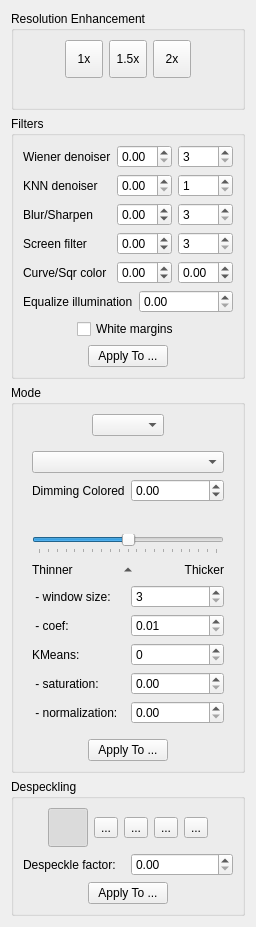
Before: the Qt Designer form src/filters/output/ui/OutputOptionsWidget.ui in ImageProcessing-ElectronicPublications/scantailor-experimental, drawn with Qt 5.
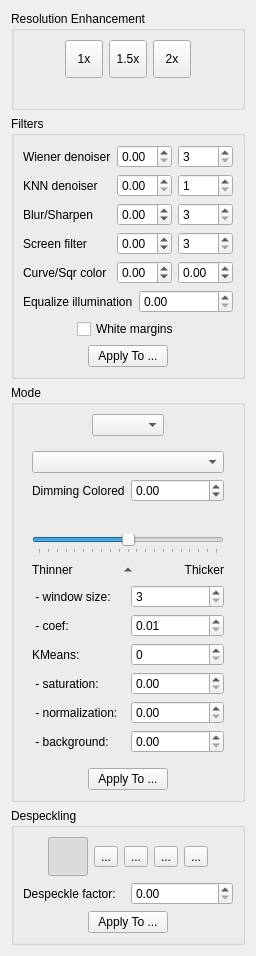
After: the same form once the commit is applied. Icons and pictures are not drawn.

Commit message: 0.2023.08.21: output: kmeans and background

```diff
--- a/src/filters/output/ui/OutputOptionsWidget.ui
+++ b/src/filters/output/ui/OutputOptionsWidget.ui
@@ -744,6 +744,29 @@
              </property>
             </widget>
            </item>
+           <item row="5" column="0">
+            <widget class="QLabel" name="kmeansBGLabel">
+             <property name="text">
+              <string> - background:</string>
+             </property>
+            </widget>
+           </item>
+           <item row="5" column="1">
+            <widget class="QDoubleSpinBox" name="kmeansBG">
+             <property name="toolTip">
+              <string>Default value is 0.0.</string>
+             </property>
+             <property name="minimum">
+              <double>0.0</double>
+             </property>
+             <property name="maximum">
+              <double>1.0</double>
+             </property>
+             <property name="singleStep">
+              <double>0.1</double>
+             </property>
+            </widget>
+           </item>
           </layout>
          </item>
         </layout>
```
The commit also changes 7 other files.
